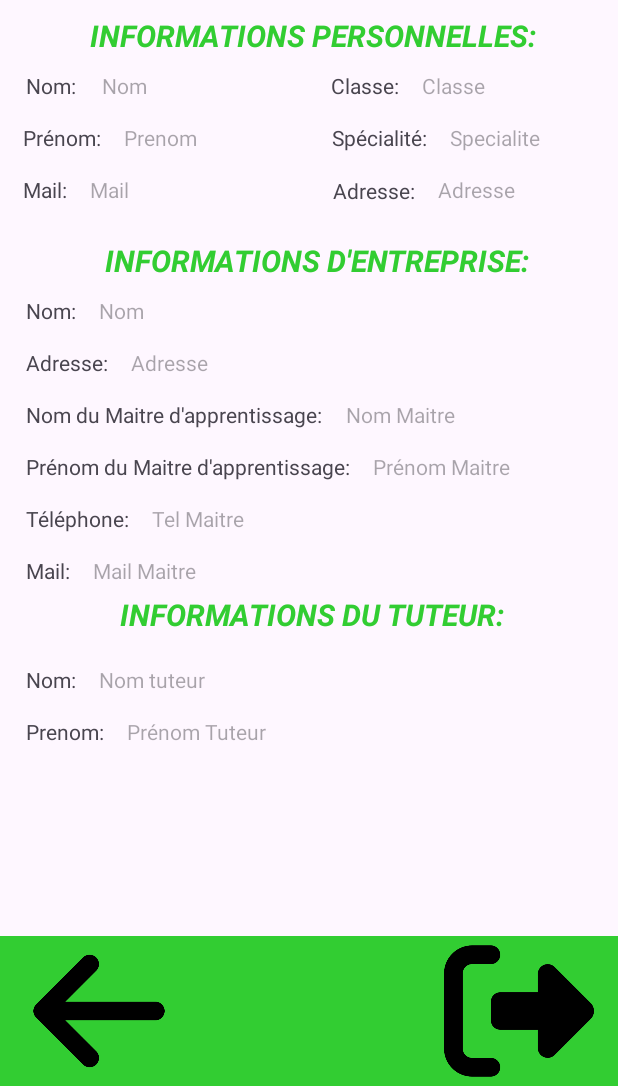
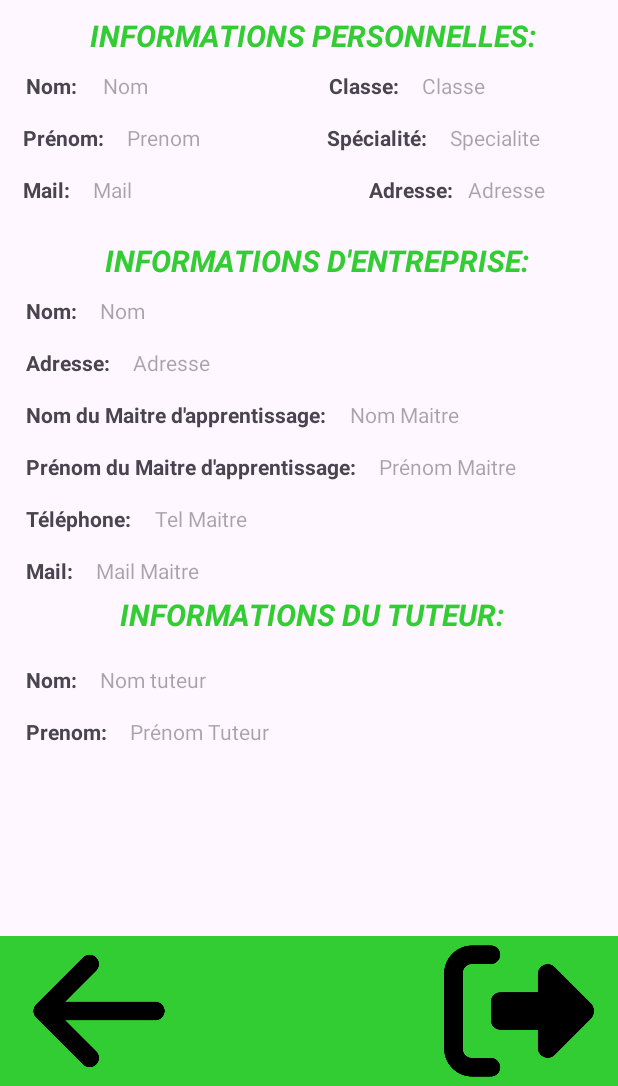
Before and after one commit to hieuproer11/FSI_Mobile, an Android app: the MesInformationsActivity screen opened directly, with no data from a screen before it, on a phone screen of 412 x 824 dp, the part 150-1236 px from its top. Run offline under Robolectric (Android 15) with nearby library versions, the phone set to English and light mode, and no system bars.

Commit message:
communication_succes_avec_api_enligne

```diff
--- a/app/src/main/AndroidManifest.xml
+++ b/app/src/main/AndroidManifest.xml
@@ -2,8 +2,10 @@
 <manifest xmlns:android="http://schemas.android.com/apk/res/android"
     xmlns:tools="http://schemas.android.com/tools">
     <uses-permission android:name="android.permission.INTERNET"/>
+
     <application
         android:networkSecurityConfig="@xml/network_security_config"
+        android:usesCleartextTraffic="true"
         android:allowBackup="true"
         android:dataExtractionRules="@xml/data_extraction_rules"
         android:fullBackupContent="@xml/backup_rules"
--- a/app/src/main/java/com/example/fsi_mobile/ApiFSI.java
+++ b/app/src/main/java/com/example/fsi_mobile/ApiFSI.java
@@ -13,7 +13,8 @@ import retrofit2.http.POST;
 import retrofit2.http.Path;
 
 public interface ApiFSI {
-    String BASE_URL = "http://10.0.2.2/FSI_PHP/API/Hieu.PHP/";
+    //String BASE_URL = "http://10.0.2.2/FSI_PHP/API/Hieu.PHP/";
+    String BASE_URL = "http://capibara.maxirrx-website.fr/API/";
 
         @FormUrlEncoded
         @POST("Hieu.php")
--- a/app/src/main/java/com/example/fsi_mobile/MainActivity.java
+++ b/app/src/main/java/com/example/fsi_mobile/MainActivity.java
@@ -73,7 +73,8 @@ public class MainActivity extends AppCompatActivity {
 
     private void authenticateUser(String login, String mdp) {
         Retrofit retrofit = new Retrofit.Builder()
-                .baseUrl("http://10.0.2.2/FSI_PHP/API/")
+                //.baseUrl("http://10.0.2.2/FSI_PHP/API/")
+                .baseUrl("http://capibara.maxirrx-website.fr/API/")
                 .addConverterFactory(GsonConverterFactory.create())
                 .build();
 
--- a/app/src/main/res/layout/activity_bilan2.xml
+++ b/app/src/main/res/layout/activity_bilan2.xml
@@ -147,6 +147,7 @@
         android:layout_height="wrap_content"
         android:layout_marginStart="95dp"
         android:layout_marginTop="30dp"
+        android:textStyle="bold"
         android:text="Date Visite:"
         android:textSize="25dp"
         app:layout_constraintStart_toStartOf="parent"
@@ -158,6 +159,7 @@
         android:layout_height="wrap_content"
         android:layout_marginStart="70dp"
         android:layout_marginTop="20dp"
+        android:textStyle="bold"
         android:text="Note Dossier:"
         android:textSize="25dp"
         app:layout_constraintStart_toStartOf="parent"
@@ -169,6 +171,7 @@
         android:layout_height="wrap_content"
         android:layout_marginStart="110dp"
         android:layout_marginTop="19dp"
+        android:textStyle="bold"
         android:text="Note Oral:"
         android:textSize="25dp"
         app:layout_constraintStart_toStartOf="parent"
@@ -180,6 +183,7 @@
         android:layout_height="wrap_content"
         android:layout_marginStart="20dp"
         android:layout_marginTop="21dp"
+        android:textStyle="bold"
         android:text="Note d'Entreprise:"
         android:textSize="25dp"
         app:layout_constraintStart_toStartOf="parent"
@@ -191,6 +195,7 @@
         android:layout_height="wrap_content"
         android:layout_marginStart="110dp"
         android:layout_marginTop="19dp"
+        android:textStyle="bold"
         android:text="Moyenne:"
         android:textSize="25dp"
         app:layout_constraintStart_toStartOf="parent"
--- a/app/src/main/res/layout/activity_mes_informations.xml
+++ b/app/src/main/res/layout/activity_mes_informations.xml
@@ -112,6 +112,7 @@
         android:layout_height="wrap_content"
         android:layout_marginStart="17dp"
         android:layout_marginTop="10dp"
+        android:textStyle="bold"
         android:text="Nom:"
         app:layout_constraintStart_toStartOf="parent"
         app:layout_constraintTop_toBottomOf="@+id/textInfoPerso" />
@@ -122,6 +123,7 @@
         android:layout_height="wrap_content"
         android:layout_marginStart="15dp"
         android:layout_marginTop="15dp"
+        android:textStyle="bold"
         android:text="Prénom:"
         app:layout_constraintStart_toStartOf="parent"
         app:layout_constraintTop_toBottomOf="@+id/textNomEtu" />
@@ -132,6 +134,7 @@
         android:layout_height="wrap_content"
         android:layout_marginStart="15dp"
         android:layout_marginTop="15dp"
+        android:textStyle="bold"
         android:text="Mail:"
         app:layout_constraintStart_toStartOf="parent"
         app:layout_constraintTop_toBottomOf="@+id/textPreEtu" />
@@ -142,6 +145,7 @@
         android:layout_height="wrap_content"
         android:layout_marginTop="10dp"
         android:layout_marginEnd="146dp"
+        android:textStyle="bold"
         android:text="Classe:"
         app:layout_constraintEnd_toEndOf="parent"
         app:layout_constraintTop_toBottomOf="@+id/textInfoPerso" />
@@ -152,6 +156,7 @@
         android:layout_height="wrap_content"
         android:layout_marginTop="15dp"
         android:layout_marginEnd="127dp"
+        android:textStyle="bold"
         android:text="Spécialité:"
         app:layout_constraintEnd_toEndOf="parent"
         app:layout_constraintTop_toBottomOf="@+id/textClasse" />
@@ -160,8 +165,9 @@
         android:id="@+id/textAdresse"
         android:layout_width="wrap_content"
         android:layout_height="wrap_content"
-        android:layout_marginTop="16dp"
-        android:layout_marginEnd="135dp"
+        android:layout_marginTop="15dp"
+        android:layout_marginEnd="110dp"
+        android:textStyle="bold"
         android:text="Adresse:"
         app:layout_constraintEnd_toEndOf="parent"
         app:layout_constraintTop_toBottomOf="@+id/textSpecialite" />
@@ -220,7 +226,7 @@
         android:id="@+id/tAdresse"
         android:layout_width="wrap_content"
         android:layout_height="wrap_content"
-        android:layout_marginStart="15dp"
+        android:layout_marginStart="10dp"
         android:layout_marginTop="15dp"
         android:hint="Adresse"
         app:layout_constraintStart_toEndOf="@+id/textAdresse"
@@ -232,6 +238,7 @@
         android:layout_height="wrap_content"
         android:layout_marginStart="17dp"
         android:layout_marginTop="10dp"
+        android:textStyle="bold"
         android:text="Nom:"
         app:layout_constraintStart_toStartOf="parent"
         app:layout_constraintTop_toBottomOf="@+id/textInfoEnt" />
@@ -242,6 +249,7 @@
         android:layout_height="wrap_content"
         android:layout_marginStart="17dp"
         android:layout_marginTop="15dp"
+        android:textStyle="bold"
         android:text="Adresse:"
         app:layout_constraintStart_toStartOf="parent"
         app:layout_constraintTop_toBottomOf="@+id/textNomEnt" />
@@ -252,6 +260,7 @@
         android:layout_height="wrap_content"
         android:layout_marginStart="17dp"
         android:layout_marginTop="15dp"
+        android:textStyle="bold"
         android:text="Nom du Maitre d'apprentissage:"
         app:layout_constraintStart_toStartOf="parent"
         app:layout_constraintTop_toBottomOf="@+id/textAdresseEnt" />
@@ -262,6 +271,7 @@
         android:layout_height="wrap_content"
         android:layout_marginStart="17dp"
         android:layout_marginTop="15dp"
+        android:textStyle="bold"
         android:text="Prénom du Maitre d'apprentissage:"
         app:layout_constraintStart_toStartOf="parent"
         app:layout_constraintTop_toBottomOf="@+id/textNomMaitre" />
@@ -272,6 +282,7 @@
         android:layout_height="wrap_content"
         android:layout_marginStart="17dp"
         android:layout_marginTop="15dp"
+        android:textStyle="bold"
         android:text="Téléphone:"
         android:inputType="number"
         app:layout_constraintStart_toStartOf="parent"
@@ -283,6 +294,7 @@
         android:layout_height="wrap_content"
         android:layout_marginStart="17dp"
         android:layout_marginTop="15dp"
+        android:textStyle="bold"
         android:text="Mail:"
         app:layout_constraintStart_toStartOf="parent"
         app:layout_constraintTop_toBottomOf="@+id/textTelMaitre" />
@@ -353,6 +365,7 @@
         android:layout_height="wrap_content"
         android:layout_marginStart="17dp"
         android:layout_marginTop="20dp"
+        android:textStyle="bold"
         android:text="Nom:"
         app:layout_constraintStart_toStartOf="parent"
         app:layout_constraintTop_toBottomOf="@+id/textInfoTut" />
@@ -363,6 +376,7 @@
         android:layout_height="wrap_content"
         android:layout_marginStart="17dp"
         android:layout_marginTop="15dp"
+        android:textStyle="bold"
         android:text="Prenom:"
         app:layout_constraintStart_toStartOf="parent"
         app:layout_constraintTop_toBottomOf="@+id/textNomTut" />
--- a/app/src/main/res/xml/network_security_config.xml
+++ b/app/src/main/res/xml/network_security_config.xml
@@ -1,6 +1,6 @@
 <?xml version="1.0" encoding="utf-8"?>
 <network-security-config>
     <domain-config cleartextTrafficPermitted="true">
-        <domain includeSubdomains="true">10.0.2.2</domain>
+        <domain includeSubdomains="true">capibara.maxirrx-website.fr</domain>
     </domain-config>
 </network-security-config>
```
Also changed, not shown: app/src/main/res/layout/activity_bilan1.xml (+14 -4 lines).
